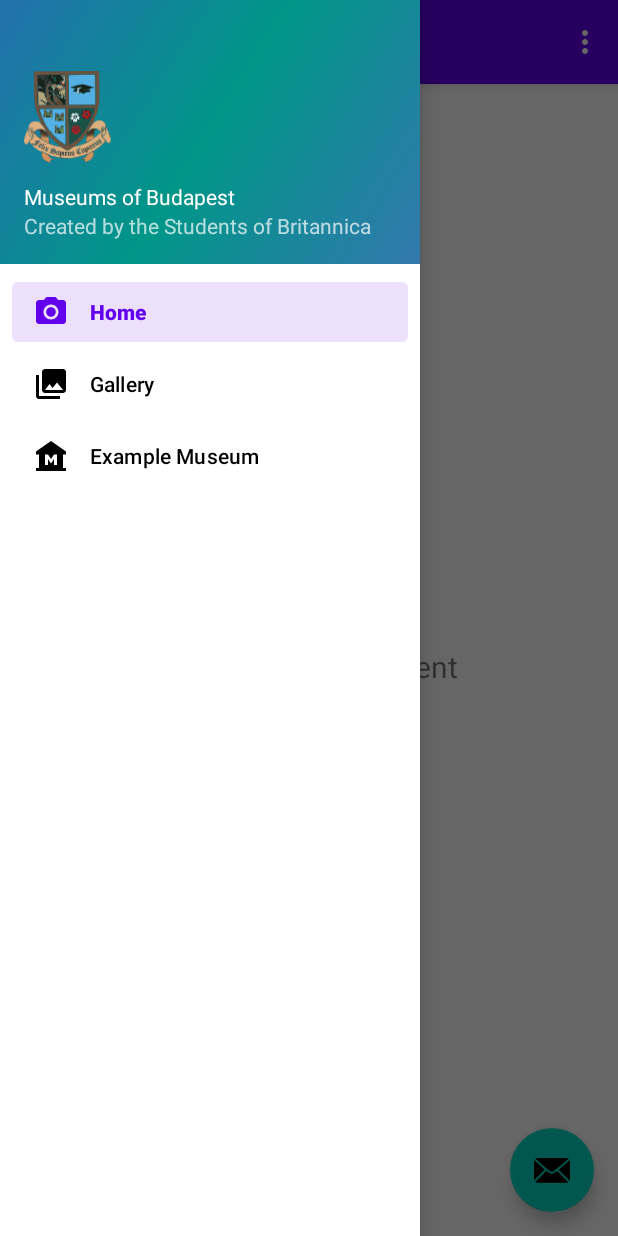
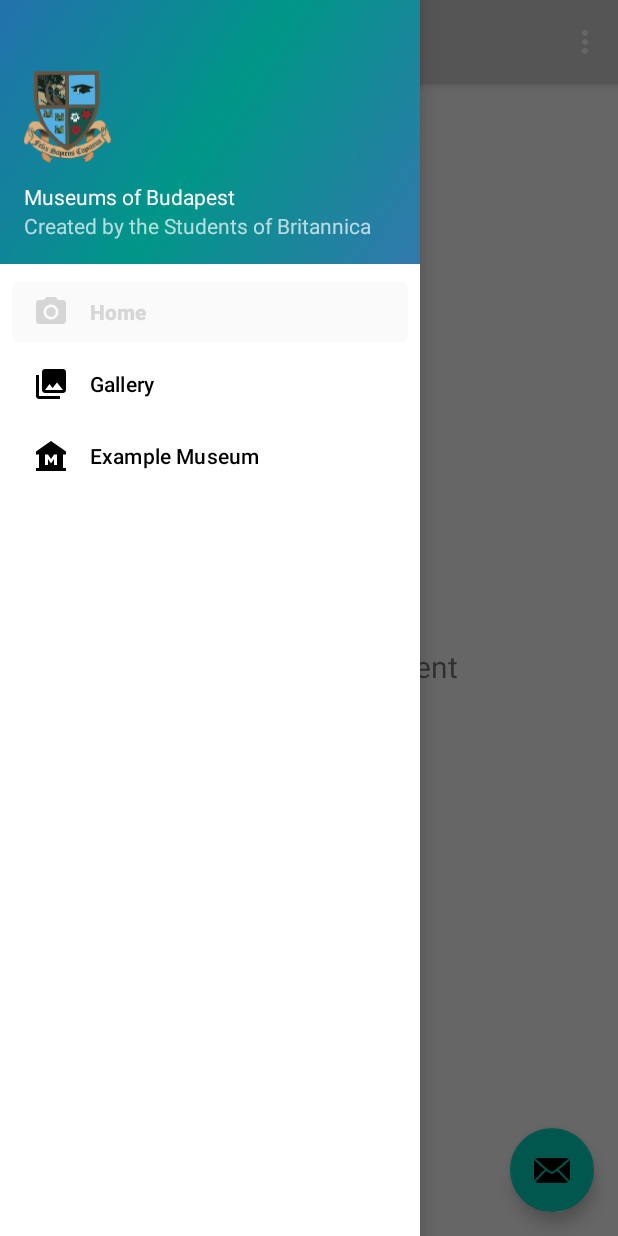
Before and after one commit to MBS9/museumApp, an Android app: the screen it shows after launch (MainActivity), with the side drawer open, on a phone screen of 412 x 824 dp. Run offline under Robolectric (Android 15) with nearby library versions, the phone set to English and light mode, and no system bars; our stand-ins replace navigation-ui.

Commit message:
New colours

```diff
--- a/app/src/main/res/values/colors.xml
+++ b/app/src/main/res/values/colors.xml
@@ -1,8 +1,7 @@
 <?xml version="1.0" encoding="utf-8"?>
 <resources>
-    <color name="purple_200">#FFBB86FC</color>
-    <color name="purple_500">#FF6200EE</color>
-    <color name="purple_700">#FF3700B3</color>
+    <color name="teal_100">#71D6AA</color>
+    <color name="teal_300">#009688</color>
     <color name="teal_200">#FF03DAC5</color>
     <color name="teal_700">#FF018786</color>
     <color name="black">#FF000000</color>
```
